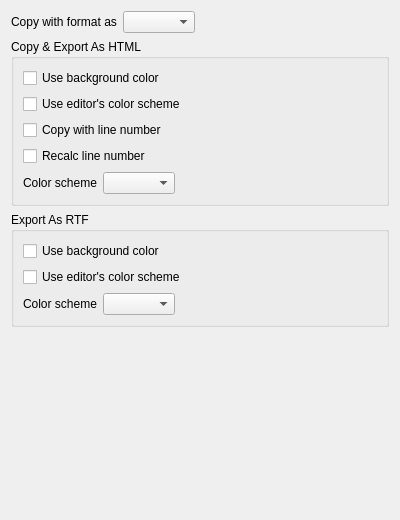
Above: RedPandaIDE/src/settingsdialog/editorclipboardwidget.ui from royqh1979/RedPanda-CPP before the change. Below: the same form after it.
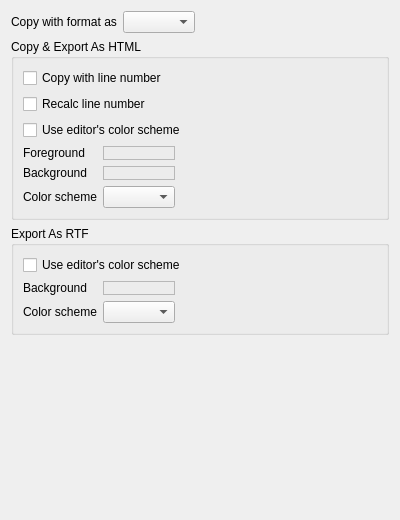
That is the form after the change. Custom widgets are drawn as their Qt base class.

Commit message: Fix: Background of exported RTF/HTML not correct.

The edit to the form file:
```diff
--- a/RedPandaIDE/src/settingsdialog/editorclipboardwidget.ui
+++ b/RedPandaIDE/src/settingsdialog/editorclipboardwidget.ui
@@ -64,20 +64,6 @@
       <bool>false</bool>
      </property>
      <layout class="QVBoxLayout" name="verticalLayout_4">
-      <item>
-       <widget class="QCheckBox" name="chkCopyHTMLUseBackground">
-        <property name="text">
-         <string>Use background color</string>
-        </property>
-       </widget>
-      </item>
-      <item>
-       <widget class="QCheckBox" name="chkCopyHTMLUseEditorColor">
-        <property name="text">
-         <string>Use editor's color scheme</string>
-        </property>
-       </widget>
-      </item>
       <item>
        <widget class="QCheckBox" name="chkCopyHTMLWithLineNumber">
         <property name="text">
@@ -92,9 +78,16 @@
         </property>
        </widget>
       </item>
+      <item>
+       <widget class="QCheckBox" name="chkCopyHTMLUseEditorColor">
+        <property name="text">
+         <string>Use editor's color scheme</string>
+        </property>
+       </widget>
+      </item>
       <item>
        <widget class="QWidget" name="widget_3" native="true">
-        <layout class="QHBoxLayout" name="horizontalLayout_2">
+        <layout class="QGridLayout" name="gridLayout">
          <property name="leftMargin">
           <number>0</number>
          </property>
@@ -107,17 +100,17 @@
          <property name="bottomMargin">
           <number>0</number>
          </property>
-         <item>
-          <widget class="QLabel" name="label_5">
+         <item row="1" column="0">
+          <widget class="QLabel" name="label">
            <property name="text">
-            <string>Color scheme</string>
+            <string>Background</string>
            </property>
           </widget>
          </item>
-         <item>
+         <item row="2" column="1">
           <widget class="QComboBox" name="cbHTMLColorScheme"/>
          </item>
-         <item>
+         <item row="2" column="2">
           <spacer name="horizontalSpacer_3">
            <property name="orientation">
             <enum>Qt::Horizontal</enum>
@@ -130,6 +123,40 @@
            </property>
           </spacer>
          </item>
+         <item row="2" column="0">
+          <widget class="QLabel" name="label_5">
+           <property name="text">
+            <string>Color scheme</string>
+           </property>
+          </widget>
+         </item>
+         <item row="1" column="1">
+          <widget class="ColorEdit" name="cbHTMLBackground">
+           <property name="frameShape">
+            <enum>QFrame::StyledPanel</enum>
+           </property>
+           <property name="frameShadow">
+            <enum>QFrame::Raised</enum>
+           </property>
+          </widget>
+         </item>
+         <item row="0" column="0">
+          <widget class="QLabel" name="label_3">
+           <property name="text">
+            <string>Foreground</string>
+           </property>
+          </widget>
+         </item>
+         <item row="0" column="1">
+          <widget class="ColorEdit" name="cbHTMLForeground">
+           <property name="frameShape">
+            <enum>QFrame::StyledPanel</enum>
+           </property>
+           <property name="frameShadow">
+            <enum>QFrame::Raised</enum>
+           </property>
+          </widget>
+         </item>
         </layout>
        </widget>
       </item>
@@ -144,24 +171,17 @@
      <property name="checkable">
       <bool>false</bool>
      </property>
-     <layout class="QVBoxLayout" name="verticalLayout_2">
-      <item>
-       <widget class="QCheckBox" name="chkCopyRTFUseBackground">
-        <property name="text">
-         <string>Use background color</string>
-        </property>
-       </widget>
-      </item>
-      <item>
+     <layout class="QGridLayout" name="gridLayout_2">
+      <item row="0" column="0">
        <widget class="QCheckBox" name="chkCopyRTFUseEditorColor">
         <property name="text">
          <string>Use editor's color scheme</string>
         </property>
        </widget>
       </item>
-      <item>
+      <item row="1" column="0">
        <widget class="QWidget" name="widget_2" native="true">
-        <layout class="QHBoxLayout" name="horizontalLayout">
+        <layout class="QGridLayout" name="gridLayout_3">
          <property name="leftMargin">
           <number>0</number>
          </property>
@@ -174,17 +194,34 @@
          <property name="bottomMargin">
           <number>0</number>
          </property>
-         <item>
+         <item row="2" column="0">
           <widget class="QLabel" name="label_4">
            <property name="text">
             <string>Color scheme</string>
            </property>
           </widget>
          </item>
-         <item>
+         <item row="2" column="1">
           <widget class="QComboBox" name="cbRTFColorScheme"/>
          </item>
-         <item>
+         <item row="1" column="0">
+          <widget class="QLabel" name="label_2">
+           <property name="text">
+            <string>Background</string>
+           </property>
+          </widget>
+         </item>
+         <item row="1" column="1">
+          <widget class="ColorEdit" name="cbRTFBackground">
+           <property name="frameShape">
+            <enum>QFrame::StyledPanel</enum>
+           </property>
+           <property name="frameShadow">
+            <enum>QFrame::Raised</enum>
+           </property>
+          </widget>
+         </item>
+         <item row="2" column="2">
           <spacer name="horizontalSpacer_2">
            <property name="orientation">
             <enum>Qt::Horizontal</enum>
@@ -218,6 +255,14 @@
    </item>
   </layout>
  </widget>
+ <customwidgets>
+  <customwidget>
+   <class>ColorEdit</class>
+   <extends>QFrame</extends>
+   <header location="global">src/widgets/coloredit.h</header>
+   <container>1</container>
+  </customwidget>
+ </customwidgets>
  <tabstops>
   <tabstop>cbCopyWithFormatAs</tabstop>
   <tabstop>chkCopyHTMLUseBackground</tabstop>
```
Left out of the diff: 3 changed lines with no effect on the pictures. The commit also changes 4 other files.
